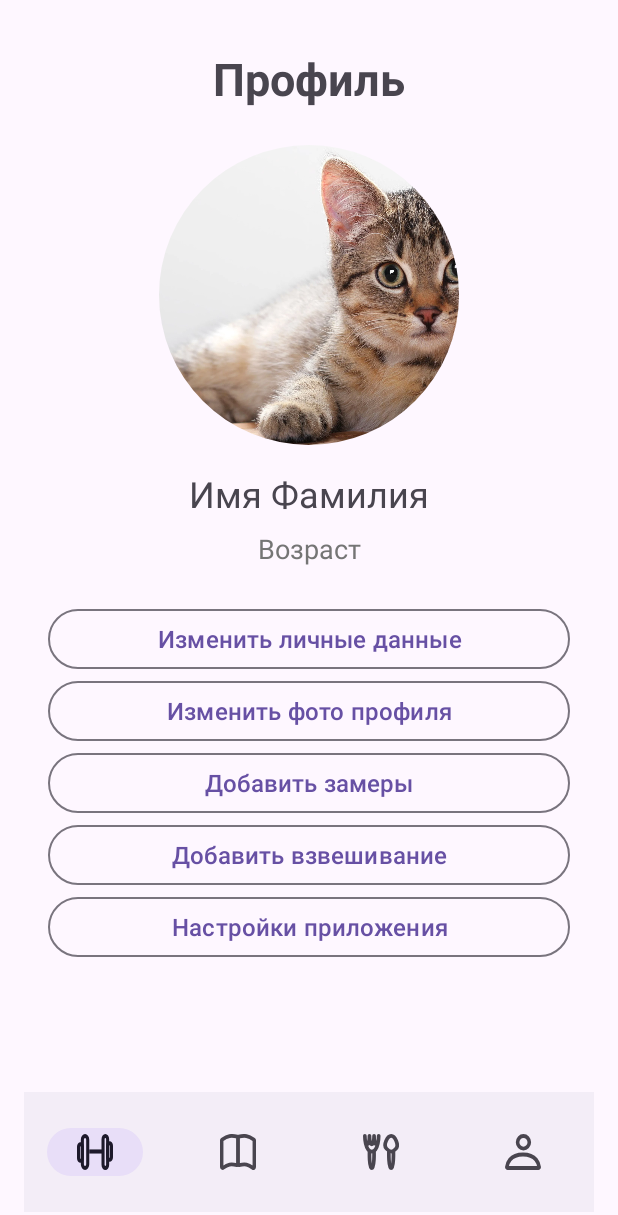
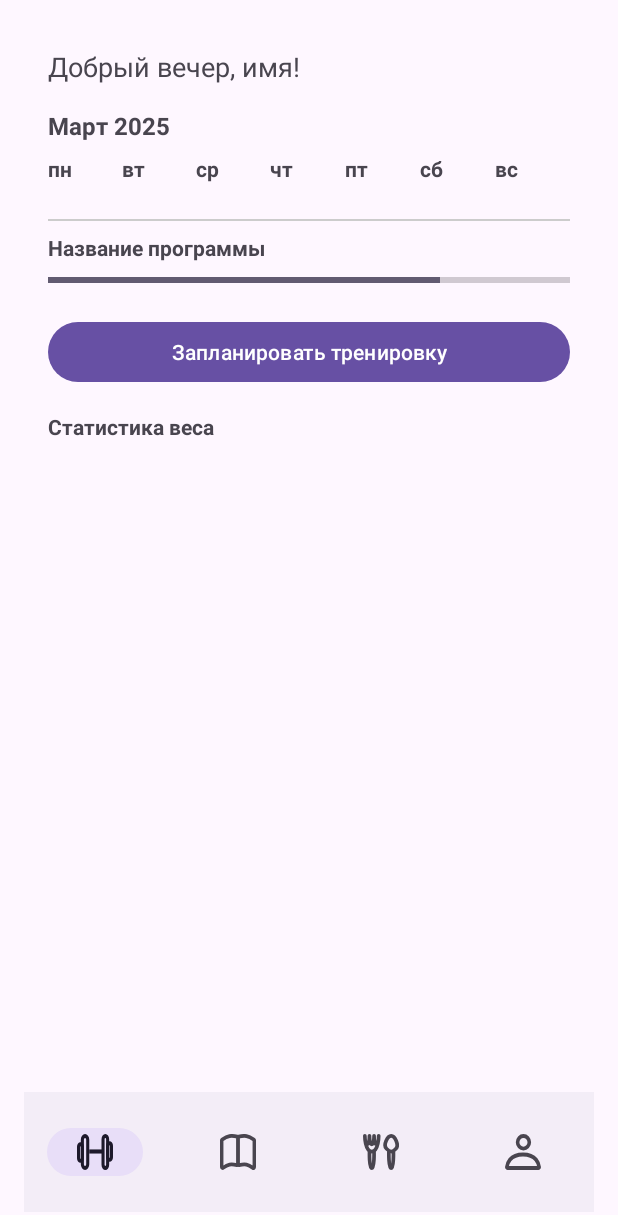
Before and after one commit to Pixsele/TKO_Fitness, an Android app: the screen it shows after launch (MainActivity), on a phone screen of 412 x 824 dp. Shown: the top 1215 px of the screen. Run offline under Robolectric (Android 15) with nearby library versions, the phone set to English and light mode, and no system bars; our stand-ins replace CircleImageView.

```diff
--- a/app/src/main/java/tk/ssau/fitnesstko/CategoriesAdapter.kt
+++ b/app/src/main/java/tk/ssau/fitnesstko/CategoriesAdapter.kt
@@ -14,6 +14,7 @@ class CategoriesAdapter(
             binding.mbCategory.text = category
         }
     }
+
     override fun onCreateViewHolder(parent: ViewGroup, viewType: Int): CategoriesViewHolder {
         val inflater = LayoutInflater.from(parent.context)
         val binding = ItemCategoryBinding.inflate(inflater, parent, false)
--- a/app/src/main/java/tk/ssau/fitnesstko/FragmentCollection.kt
+++ b/app/src/main/java/tk/ssau/fitnesstko/FragmentCollection.kt
@@ -23,14 +23,15 @@ class FragmentCollection : Fragment(R.layout.collection) {
             Exercises("Название упражнения", true, 0),
             Exercises("Название упражнения", true, 0),
             Exercises("Название упражнения", true, 0)
-            )
+        )
         val adapter2 = ExercisesAdapter(exercises)
         binding = CollectionBinding.inflate(inflater, container, false)
         binding.rvExercises.adapter = adapter2
         binding.rvExercises.layoutManager = LinearLayoutManager(requireContext())
         binding.rvCategories.adapter = adapter
         binding.rvCategories.layoutManager = LinearLayoutManager(
-            requireContext(), LinearLayoutManager.HORIZONTAL, false)
+            requireContext(), LinearLayoutManager.HORIZONTAL, false
+        )
 
         binding.ibAddExercises.setOnClickListener {
             exercises.add(Exercises("Название упражнения", true, 0))
--- /dev/null
+++ b/app/src/main/java/tk/ssau/fitnesstko/FragmentWorkout.kt
@@ -0,0 +1,7 @@
+package tk.ssau.fitnesstko
+
+import androidx.fragment.app.Fragment
+
+class FragmentWorkout : Fragment(R.layout.workout) {
+
+}
--- a/app/src/main/java/tk/ssau/fitnesstko/MainActivity.kt
+++ b/app/src/main/java/tk/ssau/fitnesstko/MainActivity.kt
@@ -7,22 +7,27 @@ import tk.ssau.fitnesstko.databinding.ActivityMainBinding
 
 class MainActivity : AppCompatActivity() {
     private lateinit var binding: ActivityMainBinding
+    lateinit var prefs: PreferencesManager
+
 
     override fun onCreate(savedInstanceState: Bundle?) {
         super.onCreate(savedInstanceState)
+        prefs = PreferencesManager(this)
         binding = ActivityMainBinding.inflate(layoutInflater)
         val view = binding.root
         setContentView(view)
 
         val profileFragment = FragmentProfile()
         val collectionFragment = FragmentCollection()
+        val workoutFragment = FragmentWorkout()
 
-        setCurrentFragment(profileFragment)
+        setCurrentFragment(workoutFragment)
 
-        binding.bottomNavigationView.setOnNavigationItemSelectedListener{
-            when(it.itemId) {
+        binding.bottomNavigationView.setOnNavigationItemSelectedListener {
+            when (it.itemId) {
                 R.id.miCollection -> setCurrentFragment(collectionFragment)
                 R.id.miProfile -> setCurrentFragment(profileFragment)
+                R.id.miWorkout -> setCurrentFragment(workoutFragment)
             }
             true
         }
--- a/app/src/main/res/layout/activity_main.xml
+++ b/app/src/main/res/layout/activity_main.xml
@@ -27,5 +27,5 @@
         app:layout_constraintEnd_toEndOf="parent"
         app:layout_constraintHorizontal_bias="0.0"
         app:layout_constraintStart_toStartOf="parent"
-        app:menu="@menu/bottom_nav_menu" />
+        app:menu="@menu/bottom_nav_menu"/>
 </androidx.constraintlayout.widget.ConstraintLayout>
--- a/app/src/main/res/layout/profile.xml
+++ b/app/src/main/res/layout/profile.xml
@@ -2,12 +2,10 @@
 <androidx.constraintlayout.widget.ConstraintLayout
     xmlns:android="http://schemas.android.com/apk/res/android"
     xmlns:app="http://schemas.android.com/apk/res-auto"
-    xmlns:tools="http://schemas.android.com/tools"
     android:layout_width="match_parent"
     android:layout_height="match_parent"
     android:padding="16dp">
 
-    <!-- Заголовок -->
     <TextView
         android:id="@+id/textProfile"
         android:layout_width="wrap_content"
@@ -19,7 +17,6 @@
         app:layout_constraintStart_toStartOf="parent"
         app:layout_constraintTop_toTopOf="parent" />
 
-    <!-- Аватарка -->
     <com.google.android.material.imageview.ShapeableImageView
         android:id="@+id/imageAvatar"
         android:layout_width="200dp"
@@ -32,7 +29,6 @@
         app:layout_constraintEnd_toEndOf="parent"
         android:layout_marginTop="24dp"/>
 
-    <!-- Имя и возраст -->
     <TextView
         android:id="@+id/fio"
         android:layout_width="wrap_content"
@@ -56,7 +52,6 @@
         app:layout_constraintEnd_toEndOf="parent"
         android:layout_marginTop="8dp"/>
 
-    <!-- Список действий -->
     <LinearLayout
         android:layout_width="0dp"
         android:layout_height="wrap_content"
@@ -64,7 +59,8 @@
         android:orientation="vertical"
         app:layout_constraintEnd_toEndOf="parent"
         app:layout_constraintStart_toStartOf="parent"
-        app:layout_constraintTop_toBottomOf="@id/age">
+        app:layout_constraintTop_toBottomOf="@id/age"
+        app:layout_constraintBottom_toBottomOf="parent">
 
         <com.google.android.material.button.MaterialButton
             android:id="@+id/btnProfileChangeFIO"
@@ -72,7 +68,8 @@
             android:layout_width="match_parent"
             android:layout_height="wrap_content"
             android:text="Изменить личные данные"
-            android:textSize="16sp" />
+            android:textSize="16sp"
+            android:layout_weight="1"/>
 
         <com.google.android.material.button.MaterialButton
             android:id="@+id/btnProfileChangeAvatar"
@@ -80,7 +77,8 @@
             android:layout_width="match_parent"
             android:layout_height="wrap_content"
             android:text="Изменить фото профиля"
-            android:textSize="16sp" />
+            android:textSize="16sp"
+            android:layout_weight="1"/>
 
         <com.google.android.material.button.MaterialButton
             android:id="@+id/btnProfileAddMeasurements"
@@ -88,7 +86,8 @@
             android:layout_width="match_parent"
             android:layout_height="wrap_content"
             android:text="Добавить замеры"
-            android:textSize="16sp" />
+            android:textSize="16sp"
+            android:layout_weight="1"/>
 
         <com.google.android.material.button.MaterialButton
             android:id="@+id/btnProfileAddWeighing"
@@ -96,7 +95,8 @@
             android:layout_width="match_parent"
             android:layout_height="wrap_content"
             android:text="Добавить взвешивание"
-            android:textSize="16sp" />
+            android:textSize="16sp"
+            android:layout_weight="1"/>
 
         <com.google.android.material.button.MaterialButton
             android:id="@+id/btnProfileSettingApp"
@@ -104,7 +104,8 @@
             android:layout_width="match_parent"
             android:layout_height="wrap_content"
             android:text="Настройки приложения"
-            android:textSize="16sp" />
+            android:textSize="16sp"
+            android:layout_weight="1"/>
     </LinearLayout>
 
 </androidx.constraintlayout.widget.ConstraintLayout>
--- /dev/null
+++ b/app/src/main/res/layout/workout.xml
@@ -0,0 +1,118 @@
+<?xml version="1.0" encoding="utf-8"?>
+<ScrollView xmlns:android="http://schemas.android.com/apk/res/android"
+    android:layout_width="match_parent"
+    android:layout_height="match_parent"
+    android:padding="16dp">
+
+    <LinearLayout
+        android:layout_width="match_parent"
+        android:layout_height="wrap_content"
+        android:orientation="vertical"
+        android:paddingBottom="56dp">
+
+        <TextView
+            android:layout_width="match_parent"
+            android:layout_height="wrap_content"
+            android:text="Добрый вечер, имя!"
+            android:textSize="18sp"
+            android:layout_marginBottom="16dp"/>
+
+        <TextView
+            android:layout_width="match_parent"
+            android:layout_height="wrap_content"
+            android:text="Март 2025"
+            android:textSize="16sp"
+            android:textStyle="bold"
+            android:layout_marginBottom="8dp"/>
+
+        <LinearLayout
+            android:layout_width="match_parent"
+            android:layout_height="wrap_content"
+            android:orientation="horizontal"
+            android:layout_marginBottom="16dp">
+
+            <TextView
+                android:layout_width="0dp"
+                android:layout_height="wrap_content"
+                android:layout_weight="1"
+                android:text="пн"
+                android:textStyle="bold"/>
+
+            <TextView
+                android:layout_width="0dp"
+                android:layout_height="wrap_content"
+                android:layout_weight="1"
+                android:text="вт"
+                android:textStyle="bold"/>
+
+            <TextView
+                android:layout_width="0dp"
+                android:layout_height="wrap_content"
+                android:layout_weight="1"
+                android:text="ср"
+                android:textStyle="bold"/>
+
+            <TextView
+                android:layout_width="0dp"
+                android:layout_height="wrap_content"
+                android:layout_weight="1"
+                android:text="чт"
+                android:textStyle="bold"/>
+
+            <TextView
+                android:layout_width="0dp"
+                android:layout_height="wrap_content"
+                android:layout_weight="1"
+                android:text="пт"
+                android:textStyle="bold"/>
+
+            <TextView
+                android:layout_width="0dp"
+                android:layout_height="wrap_content"
+                android:layout_weight="1"
+                android:text="сб"
+                android:textStyle="bold"/>
+
+            <TextView
+                android:layout_width="0dp"
+                android:layout_height="wrap_content"
+                android:layout_weight="1"
+                android:text="вс"
+                android:textStyle="bold"/>
+        </LinearLayout>
+
+        <View
+            android:layout_width="match_parent"
+            android:layout_height="1dp"
+            android:background="#CCC"
+            android:layout_marginVertical="8dp"/>
+
+        <TextView
+            android:layout_width="match_parent"
+            android:layout_height="wrap_content"
+            android:text="Название программы"
+            android:textStyle="bold"
+            android:layout_marginBottom="4dp"/>
+
+        <ProgressBar
+            style="@style/Widget.AppCompat.ProgressBar.Horizontal"
+            android:layout_width="match_parent"
+            android:layout_height="wrap_content"
+            android:progress="75"
+            android:layout_marginBottom="16dp"/>
+
+        <Button
+            android:layout_width="match_parent"
+            android:layout_height="wrap_content"
+            android:text="Запланировать тренировку"
+            android:layout_marginBottom="16dp"/>
+
+        <TextView
+            android:layout_width="match_parent"
+            android:layout_height="wrap_content"
+            android:text="Статистика веса"
+            android:textStyle="bold"
+            android:layout_marginBottom="8dp"/>
+
+    </LinearLayout>
+</ScrollView>
--- a/app/src/main/res/menu/bottom_nav_menu.xml
+++ b/app/src/main/res/menu/bottom_nav_menu.xml
@@ -3,7 +3,8 @@
     <item
         android:id="@+id/miWorkout"
         android:title=""
-        android:icon="@drawable/group_8"/>
+        android:icon="@drawable/group_8"
+        />
     <item
         android:id="@+id/miCollection"
         android:title=""
--- a/gradle/libs.versions.toml
+++ b/gradle/libs.versions.toml
@@ -1,5 +1,5 @@
 [versions]
-agp = "8.9.0"
+agp = "8.9.1"
 glide = "4.16.0"
 javafaker = "1.0.2"
 kotlin = "1.9.24"
```
Also changed, not shown: app/src/main/java/tk/ssau/fitnesstko/AddWeightFragment.kt (added, +31 -0 lines), app/src/main/java/tk/ssau/fitnesstko/EditProfileFragment.kt (added, +31 -0 lines), app/src/main/java/tk/ssau/fitnesstko/FragmentProfile.kt (+51 -0 lines), app/src/main/java/tk/ssau/fitnesstko/PreferencesManager.kt (added, +26 -0 lines), app/src/main/res/layout/fragment_add_weight.xml (added, +49 -0 lines), app/src/main/res/layout/fragment_edit_profile.xml (added, +66 -0 lines).
